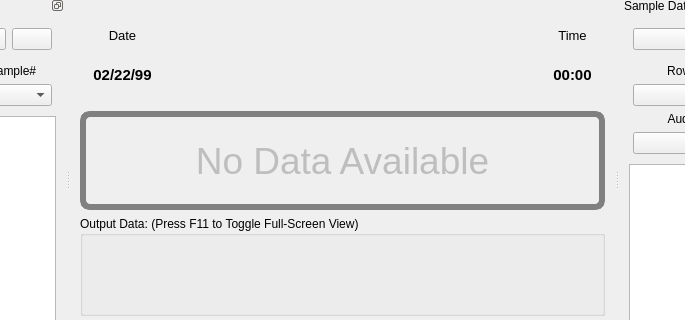
The window that products/RAT-STATS/rstats_modules/stratified_variable_appraisal/src/UIRStatsSVA.ui (cbtek/RStats2017) describes before a commit, drawn with Qt 5; both pictures show x 209 to 894 and y 153 to 473 of the 1103 by 789 pixel window.
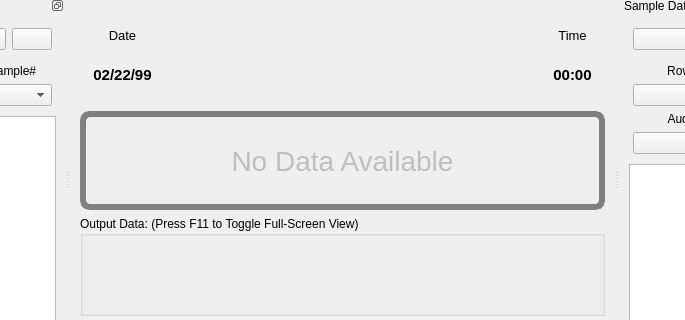
The same window after the commit.

```diff
--- a/products/RAT-STATS/rstats_modules/stratified_variable_appraisal/src/UIRStatsSVA.ui
+++ b/products/RAT-STATS/rstats_modules/stratified_variable_appraisal/src/UIRStatsSVA.ui
@@ -127,14 +127,13 @@
       </property>
       <property name="font">
        <font>
-        <pointsize>28</pointsize>
+        <pointsize>-1</pointsize>
        </font>
       </property>
       <property name="styleSheet">
-       <string notr="true">QLabel
+       <string notr="true">#m_lblNoData
 {
-	border:6px solid gray;
-	border-radius:10px;
+	border:6px solid gray;	border-radius:10px;	font-size:28px;
 }</string>
       </property>
       <property name="text">
```
